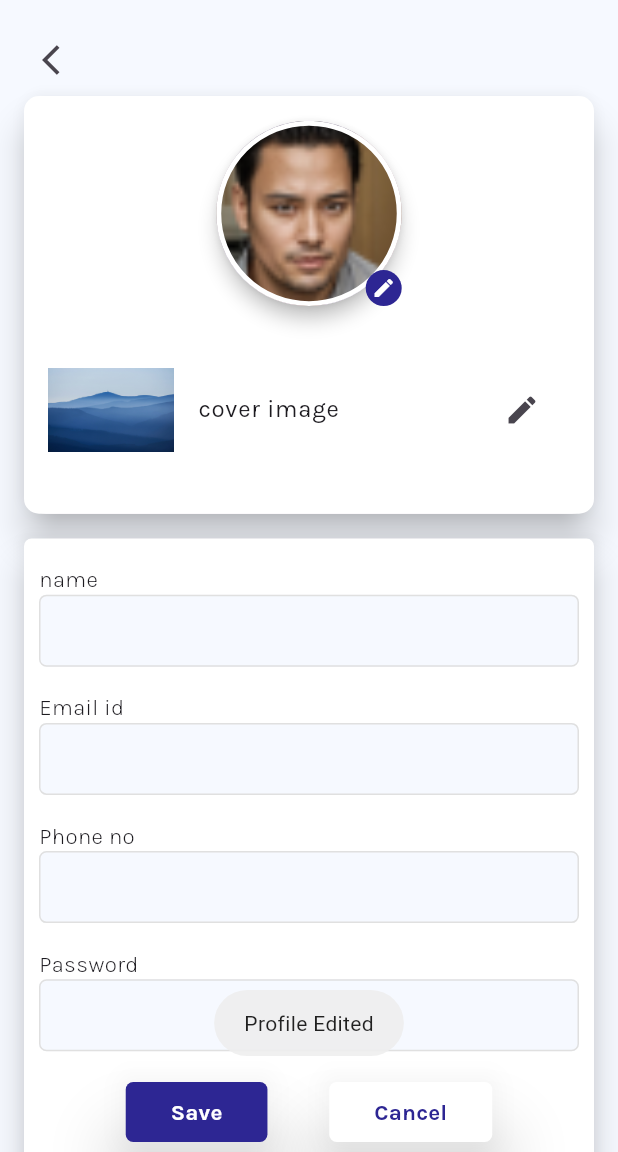
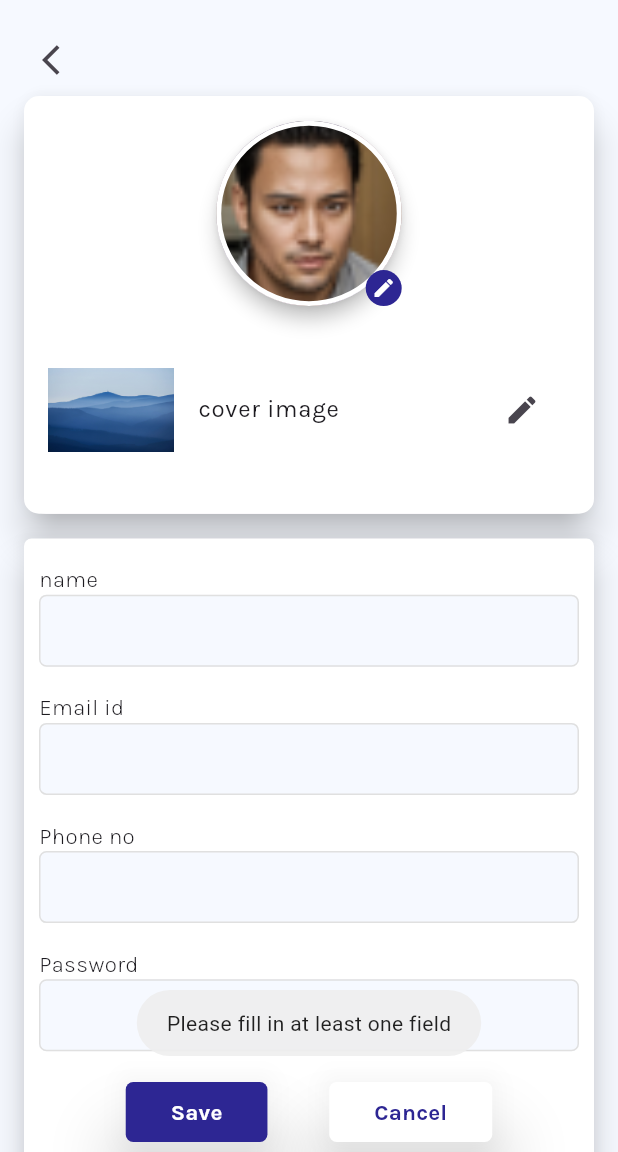
Before and after one commit to iroofsoftware-sketch/iRoof, a Flutter app: the ProfilescreenEdit screen opened directly, after a tap on "Save", on a phone screen of 412 x 824 dp, the part 84-1236 px from its top. Run offline on Flutter 3.47's test engine with Material 3 defaults, Android fonts, the phone set to English and light mode, and no system bars; our stand-ins replace dio, flutter_secure_storage, fluttertoast, get, google_fonts, photo_view; missing offline and left inert: circular_bottom_navigation; accounts and stored records are empty.

Commit message:
feat: complete Flutter wiring - splash, ongoing assignments, profile edit all connected to backend API

```diff
--- a/mobile/lib/presentation/profile_edit/controller/profiecontroller.dart
+++ b/mobile/lib/presentation/profile_edit/controller/profiecontroller.dart
@@ -1,3 +1,50 @@
+import 'package:flutter_secure_storage/flutter_secure_storage.dart';
+import 'package:fluttertoast/fluttertoast.dart';
 import 'package:get/get.dart';
+import 'package:iroofing/common/bottomsheet/ui/botttomsheet.dart';
+import 'package:iroofing/services/api_service.dart';
 
-class ProfileController extends GetxController{}
+class ProfileEditController extends GetxController {
+  var isLoading = false.obs;
+
+  Future<void> saveProfile(String name, String email, String phone) async {
+    if (name.isEmpty && email.isEmpty && phone.isEmpty) {
+      Fluttertoast.showToast(
+        msg: "Please fill in at least one field",
+        toastLength: Toast.LENGTH_SHORT,
+        gravity: ToastGravity.BOTTOM,
+      );
+      return;
+    }
+
+    isLoading.value = true;
+    try {
+      final storage = FlutterSecureStorage();
+      final userId = await storage.read(key: 'user_id');
+      if (userId == null) return;
+
+      final Map<String, dynamic> updateData = {};
+      if (name.isNotEmpty) updateData['name'] = name;
+      if (email.isNotEmpty) updateData['mailId'] = email;
+      if (phone.isNotEmpty) updateData['mobileNumber'] = phone;
+
+      final response = await ApiService.updateProfile(userId, updateData);
+      if (response.statusCode == 200) {
+        Fluttertoast.showToast(
+          msg: "Profile updated successfully",
+          toastLength: Toast.LENGTH_SHORT,
+          gravity: ToastGravity.BOTTOM,
+        );
+        Get.offAll(() => Bottomsheetnavigation(pos: 3));
+      }
+    } catch (e) {
+      Fluttertoast.showToast(
+        msg: "Failed to update profile. Please try again.",
+        toastLength: Toast.LENGTH_LONG,
+        gravity: ToastGravity.BOTTOM,
+      );
+    } finally {
+      isLoading.value = false;
+    }
+  }
+}
--- a/mobile/lib/presentation/profile_edit/ui/profilescreenedit.dart
+++ b/mobile/lib/presentation/profile_edit/ui/profilescreenedit.dart
@@ -14,6 +14,7 @@ import '../../../common/Navigation/navigation.dart';
 
 import '../../../main.dart';
 import '../../Notification/ui/notificationscreen.dart';
+import '../controller/profiecontroller.dart';
 
 class ProfilescreenEdit extends StatelessWidget {
   ProfilescreenEdit({super.key});
@@ -25,6 +26,7 @@ class ProfilescreenEdit extends StatelessWidget {
 
   @override
   Widget build(BuildContext context) {
+    final controller = Get.put(ProfileEditController());
     return PopScope(
       canPop: false,
       onPopInvoked: (didPop) {
@@ -256,14 +258,10 @@ class ProfilescreenEdit extends StatelessWidget {
                                 ),
                                 color: ColorData.maincolor,
                                 onPressed: () {
-                                  Navi.toOff(Bottomsheetnavigation());
-                                  Fluttertoast.showToast(
-                                    msg: "Profile Edited",
-                                    toastLength:
-                                    Toast.LENGTH_SHORT,
-                                    gravity:
-                                    ToastGravity.BOTTOM,
-                                    timeInSecForIosWeb: 1,
+                                  controller.saveProfile(
+                                    name.text.trim(),
+                                    email.text.trim(),
+                                    phone.text.trim(),
                                   );
                                 },
                                 elevation: 20,
```
Also changed, not shown: mobile/lib/presentation/ongoingassignment/controller/ongoingassignment_controller.dart (+39 -6 lines), mobile/lib/presentation/ongoingassignment/ui/ongoingassignmentscreen.dart (+12 -5 lines), mobile/lib/presentation/splashscreen/controller/splashscreencontroller.dart (+14 -12 lines).
